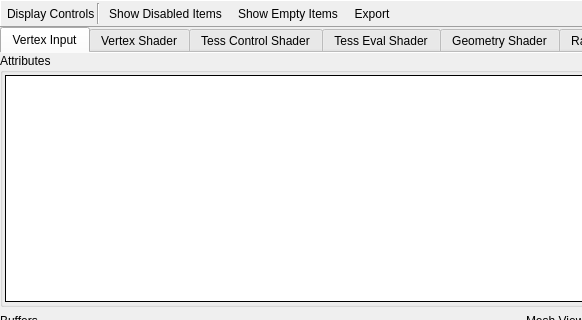
Before: the Qt Designer form qrenderdoc/Windows/PipelineState/VulkanPipelineStateViewer.ui in baldurk/renderdoc, drawn with Qt 5; both pictures show x 0 to 582 and y 0 to 320 of the 911 by 566 pixel window.
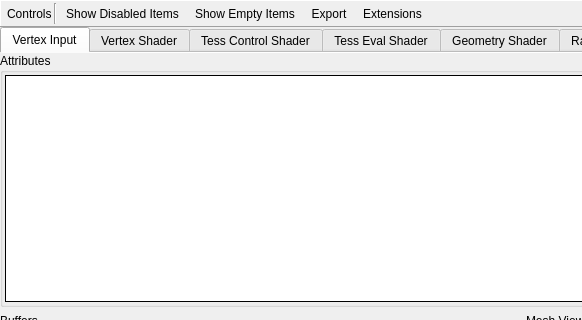
After: the same form once the commit is applied. Icons and pictures are not drawn. Custom widgets are drawn as their Qt base class.

```diff
--- a/qrenderdoc/Windows/PipelineState/VulkanPipelineStateViewer.ui
+++ b/qrenderdoc/Windows/PipelineState/VulkanPipelineStateViewer.ui
@@ -53,7 +53,7 @@
       <item>
        <widget class="QLabel" name="controlsLabel">
         <property name="text">
-         <string>Display Controls</string>
+         <string>Controls</string>
         </property>
         <property name="margin">
          <number>4</number>
@@ -136,6 +136,23 @@
         </property>
        </widget>
       </item>
+      <item>
+       <widget class="QToolButton" name="extensions">
+        <property name="text">
+         <string>Extensions</string>
+        </property>
+        <property name="icon">
+         <iconset resource="../../Resources/resources.qrc">
+          <normaloff>:/plugin.png</normaloff>:/plugin.png</iconset>
+        </property>
+        <property name="toolButtonStyle">
+         <enum>Qt::ToolButtonTextBesideIcon</enum>
+        </property>
+        <property name="autoRaise">
+         <bool>true</bool>
+        </property>
+       </widget>
+      </item>
       <item>
        <spacer name="horizontalSpacer">
         <property name="orientation">
```
